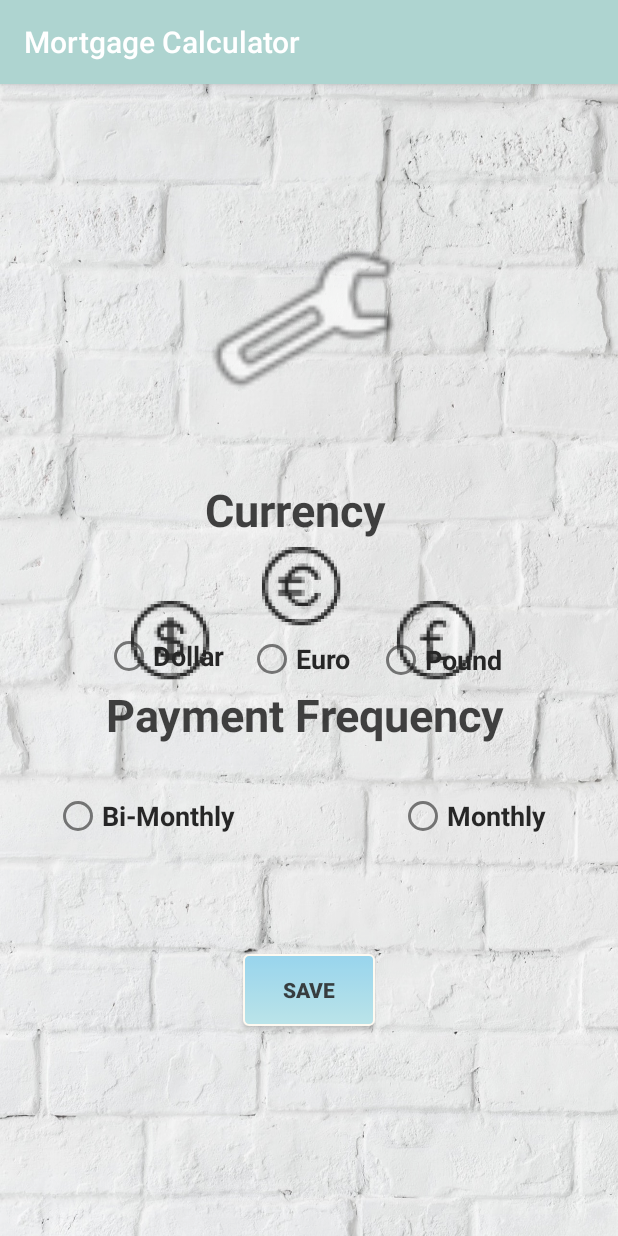
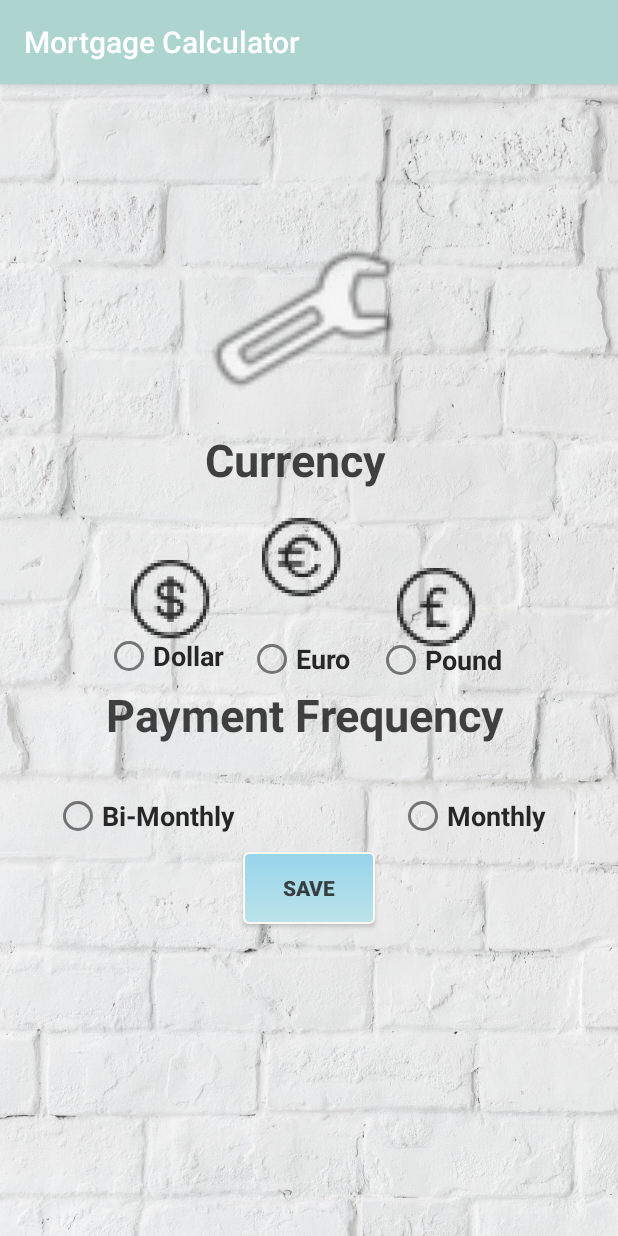
Before and after one commit to manki23/MortgageCalculator, an Android app: the activity_setting_page screen opened directly, with no data from a screen before it, on a phone screen of 412 x 824 dp. Run offline under Robolectric (Android 15) with nearby library versions, the phone set to English and light mode, and no system bars.

Commit message:
Update layouts in setting page.

```diff
--- a/app/src/main/res/layout/activity_setting_page.xml
+++ b/app/src/main/res/layout/activity_setting_page.xml
@@ -32,10 +32,9 @@
         android:layout_height="65dp"
         android:layout_marginStart="136dp"
         android:layout_marginLeft="136dp"
-        android:layout_marginTop="246dp"
+        android:layout_marginTop="8dp"
         android:layout_marginEnd="141dp"
         android:layout_marginRight="141dp"
-        android:layout_marginBottom="439dp"
         android:autofillHints=""
         android:ems="10"
         android:inputType=""
@@ -43,11 +42,9 @@
         android:textAppearance="@style/TextAppearance.AppCompat.Headline"
         android:textSize="30sp"
         android:textStyle="bold"
-        app:layout_constraintBottom_toBottomOf="parent"
         app:layout_constraintEnd_toEndOf="parent"
         app:layout_constraintStart_toStartOf="parent"
-        app:layout_constraintTop_toTopOf="parent"
-        app:layout_constraintVertical_bias="1.0" />
+        app:layout_constraintTop_toBottomOf="@+id/imageView6" />
 
     <ImageView
         android:id="@+id/imageView2"
@@ -58,9 +55,9 @@
         android:layout_marginTop="291dp"
         android:layout_marginEnd="254dp"
         android:layout_marginRight="254dp"
-        android:layout_marginBottom="353dp"
+        android:layout_marginBottom="8dp"
         android:contentDescription="TODO"
-        app:layout_constraintBottom_toBottomOf="parent"
+        app:layout_constraintBottom_toBottomOf="@+id/radioButton2"
         app:layout_constraintEnd_toEndOf="parent"
         app:layout_constraintHorizontal_bias="0.0"
         app:layout_constraintStart_toStartOf="parent"
@@ -74,17 +71,17 @@
         android:layout_height="87dp"
         android:layout_marginStart="87dp"
         android:layout_marginLeft="87dp"
-        android:layout_marginTop="291dp"
+        android:layout_marginTop="8dp"
         android:layout_marginEnd="8dp"
         android:layout_marginRight="8dp"
-        android:layout_marginBottom="353dp"
+        android:layout_marginBottom="8dp"
         android:contentDescription="@string/Euro"
-        app:layout_constraintBottom_toBottomOf="parent"
+        app:layout_constraintBottom_toTopOf="@+id/radioButton4"
         app:layout_constraintEnd_toEndOf="@+id/imageView4"
         app:layout_constraintHorizontal_bias="0.0"
         app:layout_constraintStart_toStartOf="@+id/imageView2"
-        app:layout_constraintTop_toTopOf="parent"
-        app:layout_constraintVertical_bias="0.0"
+        app:layout_constraintTop_toBottomOf="@+id/imageView6"
+        app:layout_constraintVertical_bias="1.0"
         app:srcCompat="@mipmap/ic_launcher_foreground" />
 
     <ImageView
@@ -96,9 +93,9 @@
         android:layout_marginTop="291dp"
         android:layout_marginEnd="77dp"
         android:layout_marginRight="77dp"
-        android:layout_marginBottom="353dp"
+        android:layout_marginBottom="8dp"
         android:contentDescription="TODO"
-        app:layout_constraintBottom_toBottomOf="parent"
+        app:layout_constraintBottom_toBottomOf="@+id/radioButton3"
         app:layout_constraintEnd_toEndOf="parent"
         app:layout_constraintHorizontal_bias="1.0"
         app:layout_constraintStart_toStartOf="parent"
@@ -245,7 +242,7 @@
         android:layout_height="wrap_content"
         android:layout_marginStart="162dp"
         android:layout_marginLeft="162dp"
-        android:layout_marginTop="593dp"
+        android:layout_marginTop="8dp"
         android:layout_marginEnd="161dp"
         android:layout_marginRight="161dp"
         android:layout_marginBottom="140dp"
@@ -258,8 +255,8 @@
         app:layout_constraintEnd_toEndOf="parent"
         app:layout_constraintHorizontal_bias="0.0"
         app:layout_constraintStart_toStartOf="parent"
-        app:layout_constraintTop_toTopOf="parent"
-        app:layout_constraintVertical_bias="1.0" />
+        app:layout_constraintTop_toBottomOf="@+id/radioButton6"
+        app:layout_constraintVertical_bias="0.0" />
 
 
 </android.support.constraint.ConstraintLayout>
```
